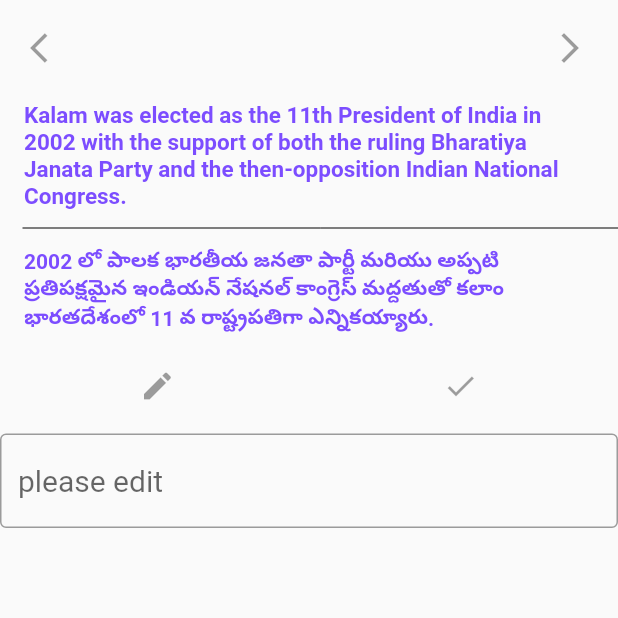
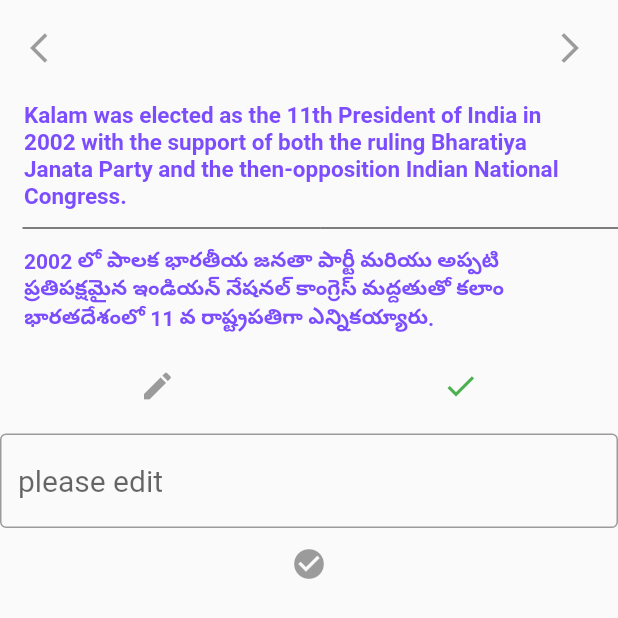
Before and after one commit to aslesha96/wiki_app, a Flutter app: the screen it shows after launch, on a phone screen of 412 x 824 dp, the top half of it. Run offline on Flutter 3.47's test engine with Material 2 defaults, Android fonts, the phone set to English and light mode, and no system bars.

Commit message:
edit and check methods added

```diff
--- a/lib/pages/landing_page.dart
+++ b/lib/pages/landing_page.dart
@@ -44,7 +44,13 @@ class LandingPageState extends State<LandingPage>{
                         alignment: MainAxisAlignment.spaceAround,
                         children: <Widget>[
                           IconButton(icon: new Icon(Icons.edit),onPressed: null,color: Colors.black),
-                          IconButton(icon: new Icon(Icons.check),onPressed: null,color: Colors.green,)
+                          IconButton(icon: new Icon(Icons.check),
+                            onPressed: (){
+                            setState((){
+
+                            });
+                            },
+                            color: Colors.green,)
                         ],
                       ),
                     ),
@@ -60,6 +66,8 @@ class LandingPageState extends State<LandingPage>{
               ),
               style: new TextStyle(fontSize: 20.0),
             ),
+            IconButton(icon: new Icon(Icons.check_circle),onPressed: null,color: Colors.green,),
+
 
           ],
         ),
```
